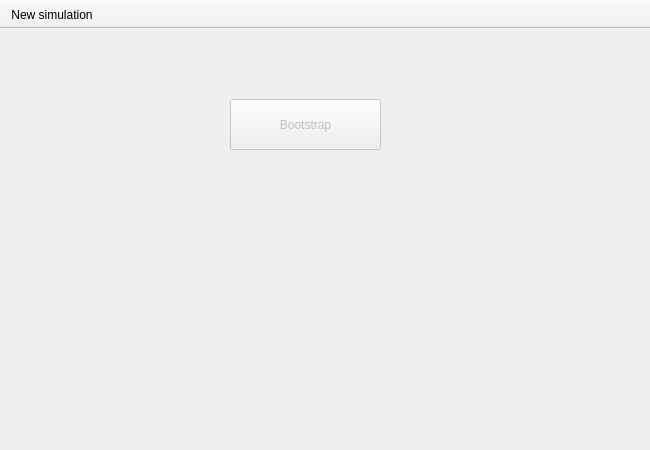
Old version of the form src/forse/control_panel/ControlPanelWindow.ui in the repository Pesa/forse.
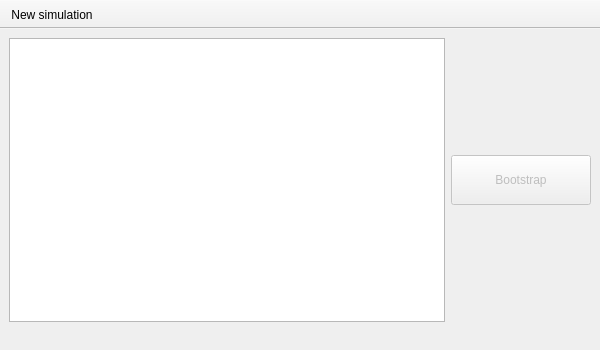
New version of the form. Icons and pictures are not drawn.

Commit message: [control_panel] Show the list of connected nodes.

What changed in the file:
```diff
--- a/src/forse/control_panel/ControlPanelWindow.ui
+++ b/src/forse/control_panel/ControlPanelWindow.ui
@@ -6,8 +6,8 @@
    <rect>
     <x>0</x>
     <y>0</y>
-    <width>650</width>
-    <height>450</height>
+    <width>600</width>
+    <height>350</height>
    </rect>
   </property>
   <property name="windowTitle">
@@ -18,17 +18,27 @@
     <normaloff>:/icons/control-panel.png</normaloff>:/icons/control-panel.png</iconset>
   </property>
   <widget class="QWidget" name="centralWidget">
+   <layout class="QHBoxLayout" name="horizontalLayout">
+    <item>
+     <widget class="QListView" name="nodesView">
+      <property name="editTriggers">
+       <set>QAbstractItemView::NoEditTriggers</set>
+      </property>
+      <property name="selectionMode">
+       <enum>QAbstractItemView::NoSelection</enum>
+      </property>
+     </widget>
+    </item>
+    <item>
    <widget class="QPushButton" name="bootstrapButton">
     <property name="enabled">
      <bool>false</bool>
     </property>
-    <property name="geometry">
-     <rect>
-      <x>230</x>
-      <y>70</y>
-      <width>151</width>
-      <height>51</height>
-     </rect>
+      <property name="minimumSize">
+       <size>
+        <width>140</width>
+        <height>50</height>
+       </size>
     </property>
     <property name="text">
      <string>Bootstrap</string>
@@ -44,6 +54,8 @@
      </size>
     </property>
    </widget>
+    </item>
+   </layout>
   </widget>
   <widget class="QStatusBar" name="statusBar">
    <property name="sizeGripEnabled">
```
Lines whose indentation alone changed are shown as unchanged. The commit also changes 1 other file.
